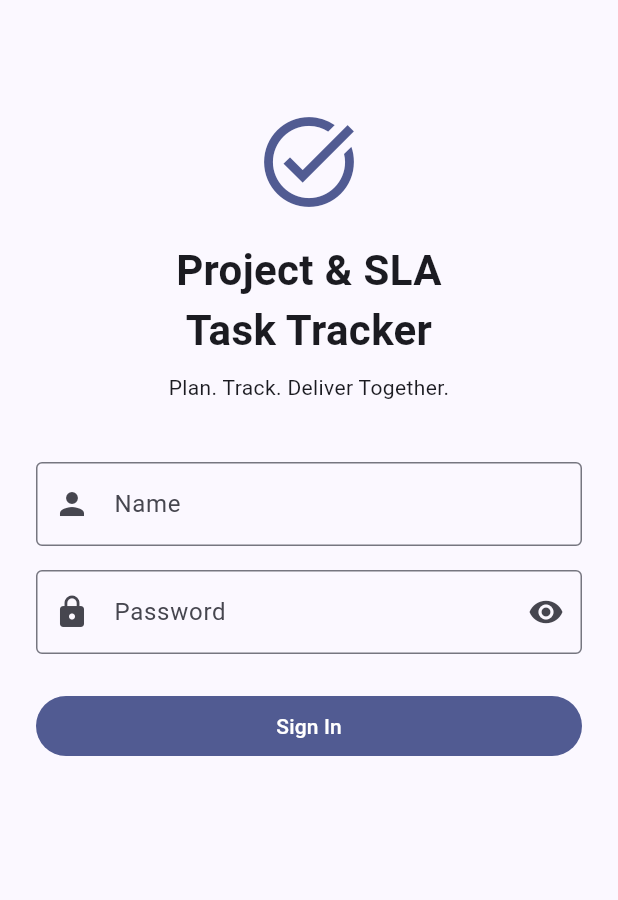
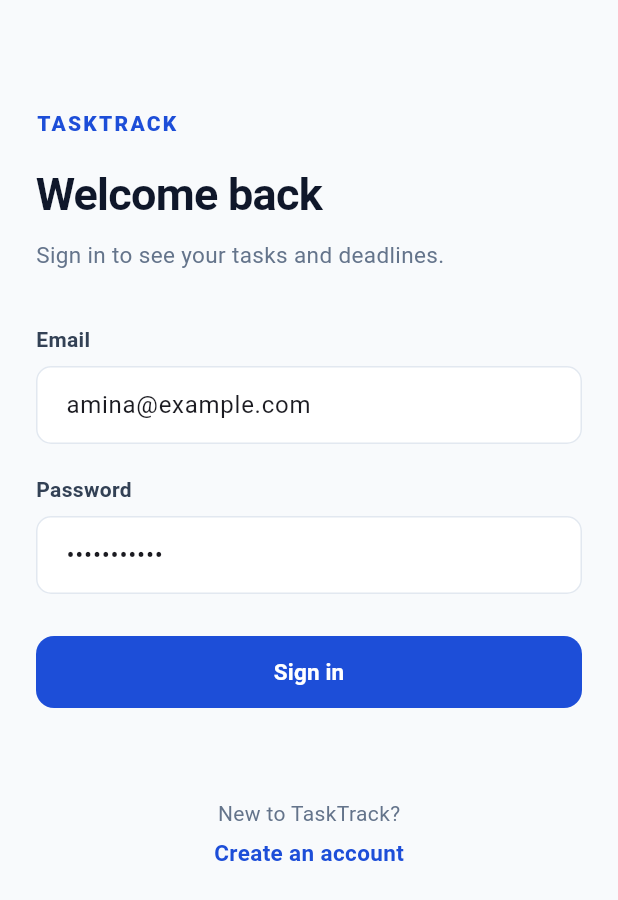
Before and after one commit to TheRealToky/formative_1_group_2, a Flutter app: the screen it shows after launch, on a phone screen of 412 x 824 dp. Shown: the top 900 px of the screen. Run offline on Flutter 3.47's test engine with Material 3 defaults, Android fonts, the phone set to English and light mode, and no system bars; our stand-ins replace shared_preferences, sqflite, sqflite_common_ffi; accounts and stored records are empty.

Commit message:
feat(auth): redesign the sign-in screen and add a sign-up screen

```diff
--- a/lib/screens/sign_in_screen.dart
+++ b/lib/screens/sign_in_screen.dart
@@ -1,7 +1,7 @@
 import 'package:flutter/material.dart';
-import 'package:sla_tracker/models/team_member.dart';
+import 'package:sla_tracker/data/data.dart';
 import 'package:sla_tracker/screens/main_shell.dart';
-import 'package:sla_tracker/services/storage_service.dart';
+import 'package:sla_tracker/screens/sign_up_screen.dart';
 
 class SignInScreen extends StatefulWidget {
   const SignInScreen({super.key});
@@ -11,143 +11,231 @@ class SignInScreen extends StatefulWidget {
 }
 
 class _SignInScreenState extends State<SignInScreen> {
-  final _storage = StorageService();
   final _formKey = GlobalKey<FormState>();
-  final _nameController = TextEditingController();
-  final _passwordController = TextEditingController();
-  bool _hidePassword = true;
+  final _emailController = TextEditingController(text: 'amina@example.com');
+  final _passwordController = TextEditingController(text: 'password123');
+
   bool _submitting = false;
+  String? _errorMessage;
 
   @override
   void dispose() {
-    _nameController.dispose();
+    _emailController.dispose();
     _passwordController.dispose();
     super.dispose();
   }
 
   Future<void> _signIn() async {
     if (!_formKey.currentState!.validate()) return;
-    setState(() => _submitting = true);
+    setState(() {
+      _submitting = true;
+      _errorMessage = null;
+    });
 
     try {
-      final name = _nameController.text.trim();
-      final members = await _storage.loadMembers();
+      final db = await AppDatabase.instance.database;
+      final authRepo = AuthRepository(db);
 
-      // Find an existing member with this name, or create a new one
-      final existing = members.where(
-        (m) => m.name.toLowerCase() == name.toLowerCase(),
+      final member = await authRepo.signIn(
+        _emailController.text.trim(),
+        _passwordController.text,
       );
-      final TeamMember member;
-      if (existing.isNotEmpty) {
-        member = existing.first;
-      } else {
-        member = TeamMember(
-          id: DateTime.now().millisecondsSinceEpoch.toString(),
-          name: name,
-        );
-        members.add(member);
-        await _storage.saveMembers(members);
-      }
 
-      await _storage.setCurrentUserId(member.id);
       if (!mounted) return;
       Navigator.pushReplacement(
         context,
         MaterialPageRoute(builder: (_) => MainShell(currentUser: member)),
       );
+    } on AuthException catch (e) {
+      if (!mounted) return;
+      setState(() {
+        _submitting = false;
+        _errorMessage = e.message;
+      });
     } catch (e) {
       if (!mounted) return;
-      setState(() => _submitting = false);
-      ScaffoldMessenger.of(context).showSnackBar(
-        const SnackBar(
-          content: Text('Something went wrong. Please try again.'),
-        ),
-      );
+      setState(() {
+        _submitting = false;
+        _errorMessage = 'Could not sign in. Please try again.';
+      });
     }
   }
 
   @override
   Widget build(BuildContext context) {
     return Scaffold(
+      backgroundColor: const Color(0xFFF8FAFC),
       body: SafeArea(
         child: SingleChildScrollView(
-          padding: const EdgeInsets.all(24),
+          padding: const EdgeInsets.fromLTRB(24, 48, 24, 32),
           child: Form(
             key: _formKey,
             child: Column(
-              crossAxisAlignment: CrossAxisAlignment.stretch,
+              crossAxisAlignment: CrossAxisAlignment.start,
               children: [
-                const SizedBox(height: 48),
-                Icon(
-                  Icons.task_alt,
-                  size: 72,
-                  color: Theme.of(context).colorScheme.primary,
+                const SizedBox(height: 24),
+                // App Brand
+                const Text(
+                  'TASKTRACK',
+                  style: TextStyle(
+                    fontSize: 14,
+                    fontWeight: FontWeight.w800,
+                    color: Color(0xFF1D4ED8),
+                    letterSpacing: 1.5,
+                  ),
                 ),
                 const SizedBox(height: 16),
+
+                // Title
                 const Text(
-                  'Project & SLA\nTask Tracker',
-                  textAlign: TextAlign.center,
-                  style: TextStyle(fontSize: 28, fontWeight: FontWeight.bold),
+                  'Welcome back',
+                  style: TextStyle(
+                    fontSize: 30,
+                    fontWeight: FontWeight.bold,
+                    color: Color(0xFF0F172A),
+                    letterSpacing: -0.5,
+                  ),
                 ),
                 const SizedBox(height: 8),
+
+                // Subtitle
                 const Text(
-                  'Plan. Track. Deliver Together.',
-                  textAlign: TextAlign.center,
+                  'Sign in to see your tasks and deadlines.',
+                  style: TextStyle(
+                    fontSize: 15,
+                    color: Color(0xFF64748B),
+                  ),
                 ),
-                const SizedBox(height: 40),
-                TextFormField(
-                  controller: _nameController,
-                  textInputAction: TextInputAction.next,
-                  decoration: const InputDecoration(
-                    labelText: 'Name',
-                    prefixIcon: Icon(Icons.person),
-                    border: OutlineInputBorder(),
-                  ),
-                  validator: (value) {
-                    final name = value?.trim() ?? '';
-                    if (name.isEmpty) return 'Name is required';
-                    if (name.length < 2) {
-                      return 'Name must be at least 2 characters';
-                    }
-                    return null; // null means valid
-                  },
-                ),
-                const SizedBox(height: 16),
-                TextFormField(
-                  controller: _passwordController,
-                  obscureText: _hidePassword,
-                  onFieldSubmitted: (_) => _signIn(),
-                  decoration: InputDecoration(
-                    labelText: 'Password',
-                    prefixIcon: const Icon(Icons.lock),
-                    border: const OutlineInputBorder(),
-                    suffixIcon: IconButton(
-                      icon: Icon(
-                        _hidePassword ? Icons.visibility : Icons.visibility_off,
+                const SizedBox(height: 36),
+
+                // Error Message banner if any
+                if (_errorMessage != null) ...[
+                  Container(
+                    width: double.infinity,
+                    padding: const EdgeInsets.all(12),
+                    decoration: BoxDecoration(
+                      color: const Color(0xFFFEF2F2),
+                      borderRadius: BorderRadius.circular(10),
+                      border: Border.all(color: const Color(0xFFF87171)),
+                    ),
+                    child: Text(
+                      _errorMessage!,
+                      style: const TextStyle(
+                        color: Color(0xFFB91C1C),
+                        fontSize: 14,
+                        fontWeight: FontWeight.w500,
                       ),
-                      onPressed: () =>
-                          setState(() => _hidePassword = !_hidePassword),
                     ),
                   ),
-                  validator: (value) {
-                    final password = value ?? '';
-                    if (password.isEmpty) return 'Password is required';
-                    if (password.length < 4) {
-                      return 'Password must be at least 4 characters';
-                    }
+                  const SizedBox(height: 20),
+                ],
+
+                // Email Field
+                const Text(
+                  'Email',
+                  style: TextStyle(
+                    fontSize: 14,
+                    fontWeight: FontWeight.w600,
+                    color: Color(0xFF334155),
+                  ),
+                ),
+                const SizedBox(height: 8),
+                TextFormField(
+                  controller: _emailController,
+                  keyboardType: TextInputType.emailAddress,
+                  decoration: _inputDecoration('amina@example.com'),
+                  validator: (v) {
+                    if (v == null || v.trim().isEmpty) return 'Enter your email';
                     return null;
                   },
                 ),
-                const SizedBox(height: 24),
-                FilledButton(
-                  onPressed: _submitting ? null : _signIn,
-                  child: _submitting
-                      ? const SizedBox(
-                          height: 20,
-                          width: 20,
-                          child: CircularProgressIndicator(strokeWidth: 2),
-                        )
-                      : const Text('Sign In'),
+                const SizedBox(height: 20),
+
+                // Password Field
+                const Text(
+                  'Password',
+                  style: TextStyle(
+                    fontSize: 14,
+                    fontWeight: FontWeight.w600,
+                    color: Color(0xFF334155),
+                  ),
+                ),
+                const SizedBox(height: 8),
+                TextFormField(
+                  controller: _passwordController,
+                  obscureText: true,
+                  decoration: _inputDecoration('Your password'),
+                  validator: (v) {
+                    if (v == null || v.isEmpty) return 'Enter your password';
+                    return null;
+                  },
+                ),
+                const SizedBox(height: 28),
+
+                // Sign in Button
+                SizedBox(
+                  width: double.infinity,
+                  height: 48,
+                  child: FilledButton(
+                    onPressed: _submitting ? null : _signIn,
+                    style: FilledButton.styleFrom(
+                      backgroundColor: const Color(0xFF1D4ED8),
+                      shape: RoundedRectangleBorder(
+                        borderRadius: BorderRadius.circular(12),
+                      ),
+                      elevation: 0,
+                    ),
+                    child: _submitting
+                        ? const SizedBox(
+                            height: 20,
+                            width: 20,
+                            child: CircularProgressIndicator(
+                              strokeWidth: 2,
+                              color: Colors.white,
+                            ),
+                          )
+                        : const Text(
+                            'Sign in',
+                            style: TextStyle(
+                              fontSize: 15,
+                              fontWeight: FontWeight.w600,
+                              color: Colors.white,
+                            ),
+                          ),
+                  ),
+                ),
+                const SizedBox(height: 60),
+
+                // Footer: New to TaskTrack? Create an account
+                Center(
+                  child: Column(
+                    children: [
+                      const Text(
+                        'New to TaskTrack?',
+                        style: TextStyle(
+                          color: Color(0xFF64748B),
+                          fontSize: 14,
+                        ),
+                      ),
+                      const SizedBox(height: 6),
+                      GestureDetector(
+                        onTap: () {
+                          Navigator.push(
+                            context,
+                            MaterialPageRoute(builder: (_) => const SignUpScreen()),
+                          );
+                        },
+                        child: const Text(
+                          'Create an account',
+                          style: TextStyle(
+                            color: Color(0xFF1D4ED8),
+                            fontSize: 15,
+                            fontWeight: FontWeight.w600,
+                          ),
+                        ),
+                      ),
+                    ],
+                  ),
                 ),
               ],
             ),
@@ -156,4 +244,26 @@ class _SignInScreenState extends State<SignInScreen> {
       ),
     );
   }
+
+  InputDecoration _inputDecoration(String hint) {
+    return InputDecoration(
+      hintText: hint,
+      hintStyle: const TextStyle(color: Color(0xFF94A3B8), fontSize: 14),
+      filled: true,
+      fillColor: Colors.white,
+      contentPadding: const EdgeInsets.symmetric(horizontal: 16, vertical: 14),
+      border: OutlineInputBorder(
+        borderRadius: BorderRadius.circular(10),
+        borderSide: const BorderSide(color: Color(0xFFE2E8F0)),
+      ),
+      enabledBorder: OutlineInputBorder(
+        borderRadius: BorderRadius.circular(10),
+        borderSide: const BorderSide(color: Color(0xFFE2E8F0)),
+      ),
+      focusedBorder: OutlineInputBorder(
+        borderRadius: BorderRadius.circular(10),
+        borderSide: const BorderSide(color: Color(0xFF1D4ED8), width: 1.5),
+      ),
+    );
+  }
 }
```
Also changed, not shown: lib/screens/sign_up_screen.dart (added, +282 -0 lines).
